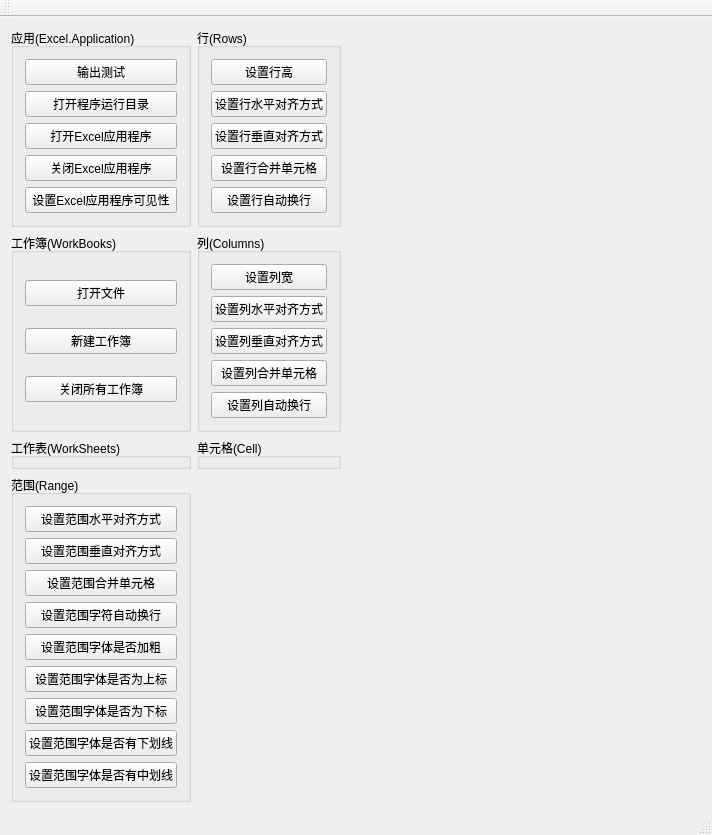
Qt-Widgets/QtExcel, file QtExcel/testwindow.ui: the form before one commit.
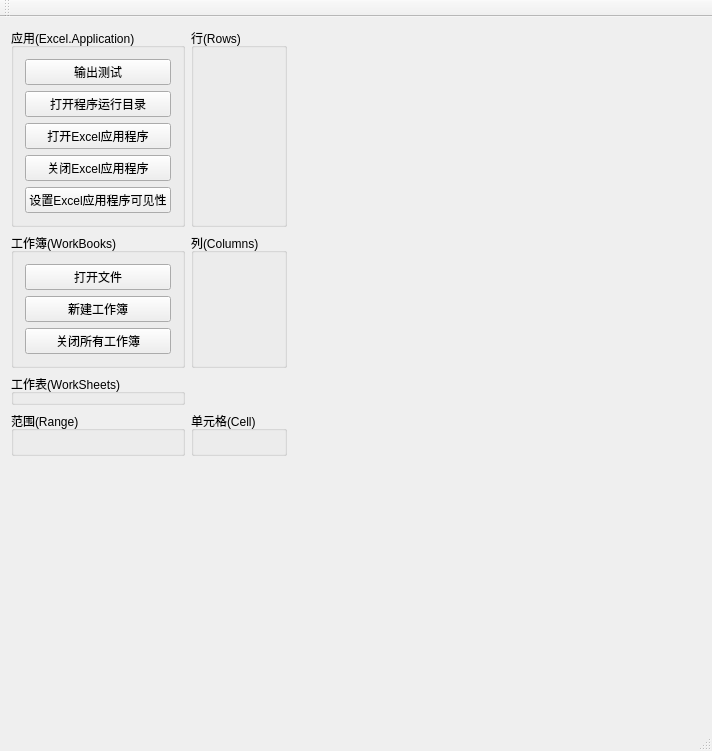
The form after the commit.

Patch:
```diff
--- a/QtExcel/testwindow.ui
+++ b/QtExcel/testwindow.ui
@@ -63,71 +63,7 @@
       <property name="title">
        <string>范围(Range)</string>
       </property>
-      <layout class="QGridLayout" name="gridLayout_6">
-       <item row="0" column="0">
-        <widget class="QPushButton" name="pushButton_Range_SetHAlign">
-         <property name="text">
-          <string>设置范围水平对齐方式</string>
-         </property>
-        </widget>
-       </item>
-       <item row="1" column="0">
-        <widget class="QPushButton" name="pushButton_Range_SetVAlign">
-         <property name="text">
-          <string>设置范围垂直对齐方式</string>
-         </property>
-        </widget>
-       </item>
-       <item row="3" column="0">
-        <widget class="QPushButton" name="pushButton_Range_SetWrapText">
-         <property name="text">
-          <string>设置范围字符自动换行</string>
-         </property>
-        </widget>
-       </item>
-       <item row="2" column="0">
-        <widget class="QPushButton" name="pushButton_Range_SetMergeCells">
-         <property name="text">
-          <string>设置范围合并单元格</string>
-         </property>
-        </widget>
-       </item>
-       <item row="5" column="0">
-        <widget class="QPushButton" name="pushButton_2">
-         <property name="text">
-          <string>设置范围字体是否为上标</string>
-         </property>
-        </widget>
-       </item>
-       <item row="4" column="0">
-        <widget class="QPushButton" name="pushButton">
-         <property name="text">
-          <string>设置范围字体是否加粗</string>
-         </property>
-        </widget>
-       </item>
-       <item row="6" column="0">
-        <widget class="QPushButton" name="pushButton_3">
-         <property name="text">
-          <string>设置范围字体是否为下标</string>
-         </property>
-        </widget>
-       </item>
-       <item row="7" column="0">
-        <widget class="QPushButton" name="pushButton_4">
-         <property name="text">
-          <string>设置范围字体是否有下划线</string>
-         </property>
-        </widget>
-       </item>
-       <item row="8" column="0">
-        <widget class="QPushButton" name="pushButton_5">
-         <property name="text">
-          <string>设置范围字体是否有中划线</string>
-         </property>
-        </widget>
-       </item>
-      </layout>
+      <layout class="QGridLayout" name="gridLayout_6"/>
      </widget>
     </item>
     <item row="1" column="1">
@@ -135,43 +71,7 @@
       <property name="title">
        <string>列(Columns)</string>
       </property>
-      <layout class="QGridLayout" name="gridLayout_5">
-       <item row="0" column="0">
-        <widget class="QPushButton" name="pushButton_setColumnWidth">
-         <property name="text">
-          <string>设置列宽</string>
-         </property>
-        </widget>
-       </item>
-       <item row="2" column="0">
-        <widget class="QPushButton" name="pushButton_Columns_SetVAglin">
-         <property name="text">
-          <string>设置列垂直对齐方式</string>
-         </property>
-        </widget>
-       </item>
-       <item row="1" column="0">
-        <widget class="QPushButton" name="pushButton_Columns_SetHAlign">
-         <property name="text">
-          <string>设置列水平对齐方式</string>
-         </property>
-        </widget>
-       </item>
-       <item row="3" column="0">
-        <widget class="QPushButton" name="pushButton_Columns_SetMergeCells">
-         <property name="text">
-          <string>设置列合并单元格</string>
-         </property>
-        </widget>
-       </item>
-       <item row="4" column="0">
-        <widget class="QPushButton" name="pushButton_Columns_SetWrapText">
-         <property name="text">
-          <string>设置列自动换行</string>
-         </property>
-        </widget>
-       </item>
-      </layout>
+      <layout class="QGridLayout" name="gridLayout_5"/>
      </widget>
     </item>
     <item row="2" column="0">
@@ -186,50 +86,7 @@
       <property name="title">
        <string>行(Rows)</string>
       </property>
-      <layout class="QGridLayout" name="gridLayout_4">
-       <item row="1" column="0">
-        <widget class="QPushButton" name="pushButton_Rows_SetHAlign">
-         <property name="text">
-          <string>设置行水平对齐方式</string>
-         </property>
-        </widget>
-       </item>
-       <item row="0" column="0">
-        <widget class="QPushButton" name="pushButton_Rows_SetHeight">
-         <property name="text">
-          <string>设置行高</string>
-         </property>
-        </widget>
-       </item>
-       <item row="2" column="0">
-        <widget class="QPushButton" name="pushButton_Rows_SetVAlign">
-         <property name="text">
-          <string>设置行垂直对齐方式</string>
-         </property>
-        </widget>
-       </item>
-       <item row="3" column="0">
-        <widget class="QPushButton" name="pushButton_Rows_SetMergeCells">
-         <property name="text">
-          <string>设置行合并单元格</string>
-         </property>
-        </widget>
-       </item>
-       <item row="4" column="0">
-        <widget class="QPushButton" name="pushButton_Rows_SetWrapText">
-         <property name="text">
-          <string>设置行自动换行</string>
-         </property>
-        </widget>
-       </item>
-      </layout>
-     </widget>
-    </item>
-    <item row="2" column="1">
-     <widget class="QGroupBox" name="groupBox_Cells">
-      <property name="title">
-       <string>单元格(Cell)</string>
-      </property>
+      <layout class="QGridLayout" name="gridLayout_4"/>
      </widget>
     </item>
     <item row="0" column="0">
@@ -289,6 +146,13 @@
       </property>
      </spacer>
     </item>
+    <item row="3" column="1">
+     <widget class="QGroupBox" name="groupBox_Cells">
+      <property name="title">
+       <string>单元格(Cell)</string>
+      </property>
+     </widget>
+    </item>
    </layout>
   </widget>
   <widget class="QMenuBar" name="menuBar">
```
